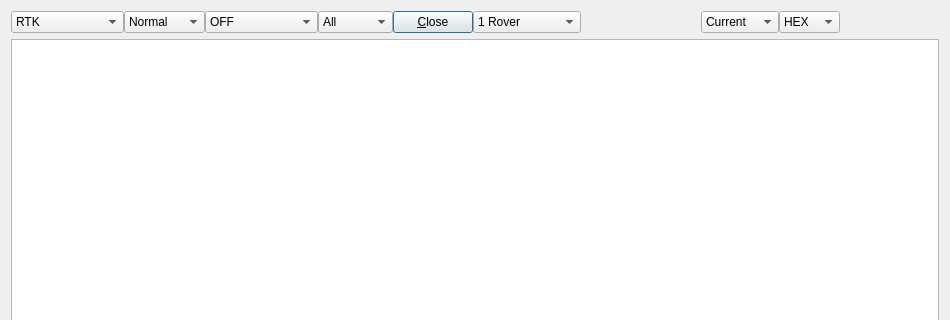
This is app/rtknavi_qt/mondlg.ui in tomojitakasu/RTKLIB as Qt 5 draws it before an edit; both pictures show x 0 to 950 and y 0 to 320 of the 950 by 502 pixel window. The edited form follows.
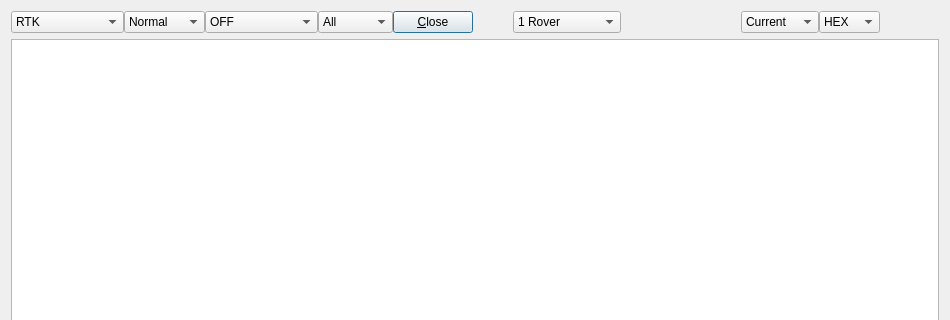
This is the edited form. Icons and pictures are not drawn.

```diff
--- a/app/rtknavi_qt/mondlg.ui
+++ b/app/rtknavi_qt/mondlg.ui
@@ -344,6 +344,19 @@
         </property>
        </widget>
       </item>
+      <item>
+       <spacer name="horizontalSpacer">
+        <property name="orientation">
+         <enum>Qt::Horizontal</enum>
+        </property>
+        <property name="sizeHint" stdset="0">
+         <size>
+          <width>40</width>
+          <height>20</height>
+         </size>
+        </property>
+       </spacer>
+      </item>
       <item>
        <widget class="QComboBox" name="SelStr">
         <property name="enabled">
```
